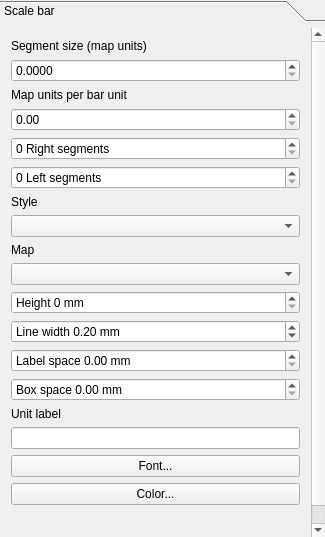
First picture: the form in src/ui/qgscomposerscalebarwidgetbase.ui, repository qgis/QGIS, before the edit.
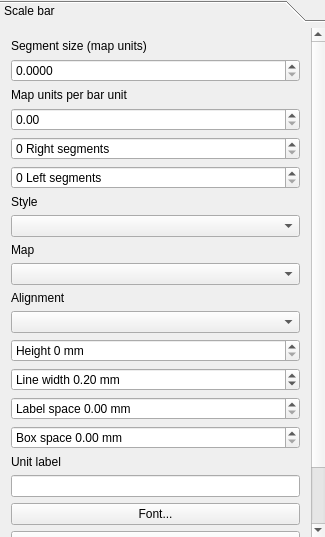
Second picture: the form after the edit.

Commit message: [FEATURE]: alignment (left/middle/right) for composer scale bar to keep bar position when zooming

```diff
--- a/src/ui/qgscomposerscalebarwidgetbase.ui
+++ b/src/ui/qgscomposerscalebarwidgetbase.ui
@@ -33,8 +33,8 @@
        <rect>
         <x>0</x>
         <y>0</y>
-        <width>307</width>
-        <height>616</height>
+        <width>298</width>
+        <height>545</height>
        </rect>
       </property>
       <attribute name="label">
@@ -143,7 +143,7 @@
          </property>
         </widget>
        </item>
-       <item row="10" column="0">
+       <item row="12" column="0">
         <widget class="QSpinBox" name="mHeightSpinBox">
          <property name="suffix">
           <string> mm</string>
@@ -153,7 +153,7 @@
          </property>
         </widget>
        </item>
-       <item row="11" column="0">
+       <item row="13" column="0">
         <widget class="QDoubleSpinBox" name="mLineWidthSpinBox">
          <property name="sizePolicy">
           <sizepolicy hsizetype="Expanding" vsizetype="Fixed">
@@ -178,7 +178,7 @@
          </property>
         </widget>
        </item>
-       <item row="12" column="0">
+       <item row="14" column="0">
         <widget class="QDoubleSpinBox" name="mLabelBarSpaceSpinBox">
          <property name="prefix">
           <string>Label space </string>
@@ -188,7 +188,7 @@
          </property>
         </widget>
        </item>
-       <item row="13" column="0">
+       <item row="15" column="0">
         <widget class="QDoubleSpinBox" name="mBoxSizeSpinBox">
          <property name="prefix">
           <string>Box space </string>
@@ -198,7 +198,7 @@
          </property>
         </widget>
        </item>
-       <item row="14" column="0">
+       <item row="16" column="0">
         <widget class="QLabel" name="mUnitLabelLabel">
          <property name="text">
           <string>Unit label</string>
@@ -211,10 +211,10 @@
          </property>
         </widget>
        </item>
-       <item row="15" column="0">
+       <item row="17" column="0">
         <widget class="QLineEdit" name="mUnitLabelLineEdit"/>
        </item>
-       <item row="16" column="0">
+       <item row="18" column="0">
         <widget class="QPushButton" name="mFontButton">
          <property name="sizePolicy">
           <sizepolicy hsizetype="Preferred" vsizetype="Fixed">
@@ -227,14 +227,14 @@
          </property>
         </widget>
        </item>
-       <item row="17" column="0">
+       <item row="19" column="0">
         <widget class="QPushButton" name="mColorPushButton">
          <property name="text">
           <string>Color...</string>
          </property>
         </widget>
        </item>
-       <item row="18" column="0">
+       <item row="20" column="0">
         <spacer name="verticalSpacer">
          <property name="orientation">
           <enum>Qt::Vertical</enum>
@@ -247,6 +247,16 @@
          </property>
         </spacer>
        </item>
+       <item row="11" column="0">
+        <widget class="QComboBox" name="mAlignmentComboBox"/>
+       </item>
+       <item row="10" column="0">
+        <widget class="QLabel" name="mAlignmentLabel">
+         <property name="text">
+          <string>Alignment</string>
+         </property>
+        </widget>
+       </item>
       </layout>
      </widget>
     </widget>
```
The commit also changes 7 other files.
